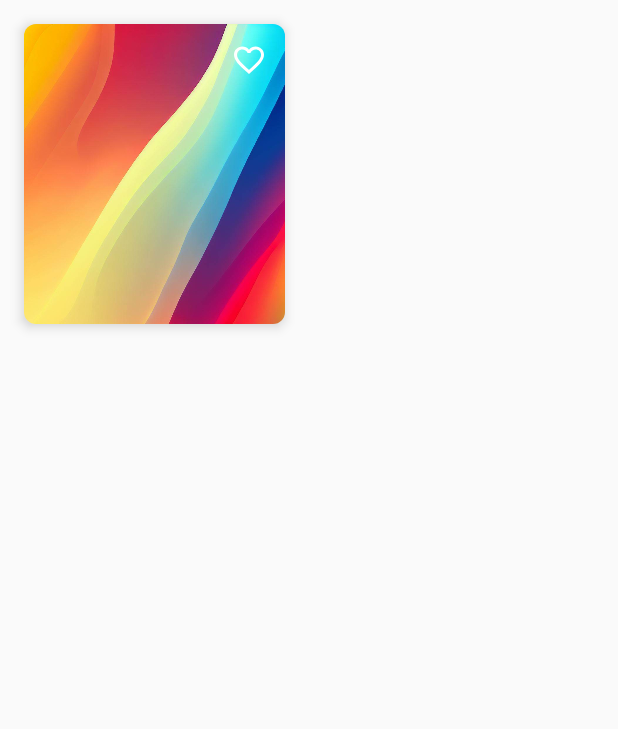
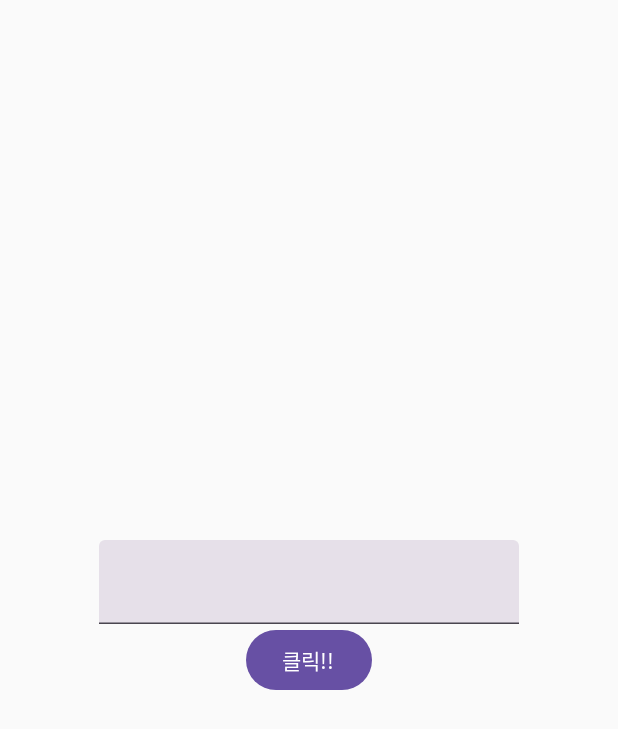
Before and after one commit to Oracle-Philip/ComposeStudy, an Android app built with Jetpack Compose: the screen it shows after launch (MainActivity), on a phone screen of 412 x 824 dp. Shown: the top 729 px of the screen. Run offline under Robolectric (Android 15) with nearby library versions, the phone set to English and light mode, and no system bars.

Commit message:
TextField 구조분해기법

```diff
--- a/app/src/main/java/com/example/composestudy/MainActivity.kt
+++ b/app/src/main/java/com/example/composestudy/MainActivity.kt
@@ -45,64 +45,44 @@ import androidx.compose.foundation.Image
 import androidx.compose.material.icons.Icons
 import androidx.compose.material.icons.filled.Favorite
 import androidx.compose.material.icons.filled.FavoriteBorder
+import androidx.compose.material3.Button
+import androidx.compose.material3.ExperimentalMaterial3Api
 import androidx.compose.material3.Icon
 import androidx.compose.material3.IconButton
+import androidx.compose.material3.TextField
+import androidx.compose.runtime.MutableState
 import androidx.compose.runtime.saveable.rememberSaveable
 
 class MainActivity : ComponentActivity() {
+    @OptIn(ExperimentalMaterial3Api::class)
     override fun onCreate(savedInstanceState: Bundle?) {
         super.onCreate(savedInstanceState)
         setContent {
-            //delegate property by를 사용하면 변수로 바꾼다.
-            //알아서 set, get을 해준다.
-            var isFavorite by rememberSaveable {
-                mutableStateOf(false)
+            /**
+             * 구조분해 기법  -> MutableState<String> =
+             * @Stable
+                interface MutableState<T> : State<T> {
+                override var value: T
+                operator fun component1(): T
+                operator fun component2(): (T) -> Unit
+                }
+             */
+
+            val (text, setValue) = remember {
+                mutableStateOf("")
             }
-            ImageCard(
-                modifier = Modifier.fillMaxWidth(0.5f)
-                    .padding(16.dp),
-                isFavorite = isFavorite,
+
+            Column(
+                modifier = Modifier.fillMaxSize(),
+                verticalArrangement = Arrangement.Center,
+                horizontalAlignment = Alignment.CenterHorizontally
             ){
-                favorite ->
-                isFavorite = favorite
-            }
-        }
-    }
-}
-
-@Composable
-fun ImageCard(
-    modifier: Modifier = Modifier,
-    isFavorite : Boolean,
-    //callBack
-    onTabFavorite: (Boolean) -> Unit
-){
-    Card(
-        modifier = modifier,
-        shape = RoundedCornerShape(8.dp),
-        elevation = CardDefaults.cardElevation(5.dp)
-    ){
-        Box(
-            modifier = Modifier.height(200.dp)
-        ){
-            Image(
-                painter = painterResource(id = R.drawable.poster),
-                contentDescription = "poster",
-                contentScale = ContentScale.Crop
-            )
-            Box(
-                modifier = Modifier.fillMaxSize(),
-                contentAlignment = Alignment.TopEnd
-            ){
-                IconButton(onClick = {
-                    //callBack
-                    onTabFavorite(!isFavorite)
-                }){
-                    Icon(
-                        imageVector = if (isFavorite) Icons.Default.Favorite else Icons.Default.FavoriteBorder,
-                        contentDescription = "favorite",
-                        tint = Color.White
-                    )
+                TextField(
+                    value = text,
+                    onValueChange = setValue,
+                )
+                Button(onClick = {}){
+                    Text("클릭!!")
                 }
             }
         }
```
